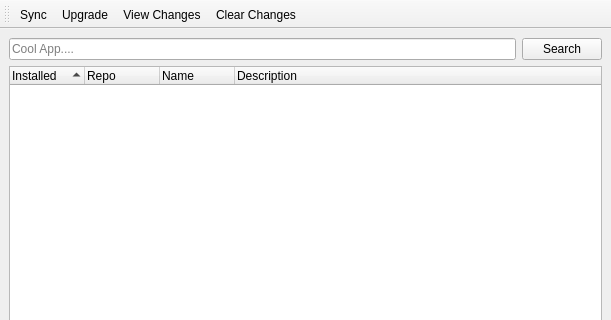
First picture: the form in view/mw.ui, repository 0xBEEB/Potluck, before the edit; both pictures show x 0 to 611 and y 0 to 320 of the 611 by 509 pixel window.
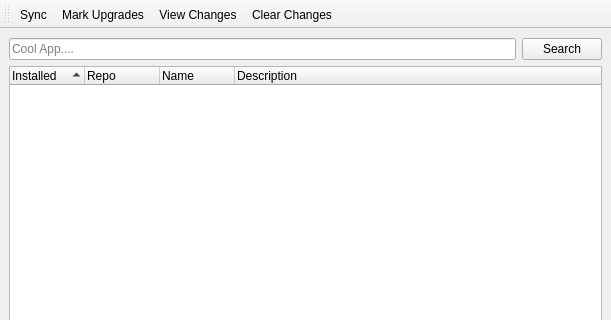
Second picture: the form after the edit. Icons and pictures are not drawn.

Commit message: fixed button labels

```diff
--- a/view/mw.ui
+++ b/view/mw.ui
@@ -206,7 +206,7 @@
   </action>
   <action name="actionUpgrade">
    <property name="text">
-    <string>Upgrade</string>
+    <string>Mark Upgrades</string>
    </property>
    <property name="toolTip">
     <string>Upgrade All Currently Installed Applications</string>
```
The commit also changes 1 other file.
